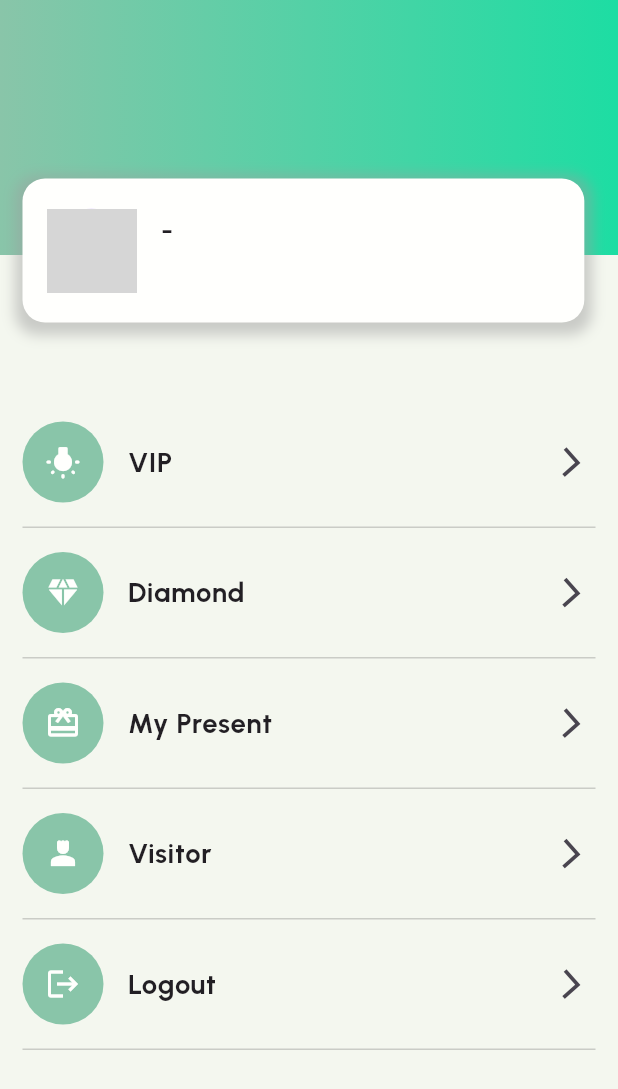
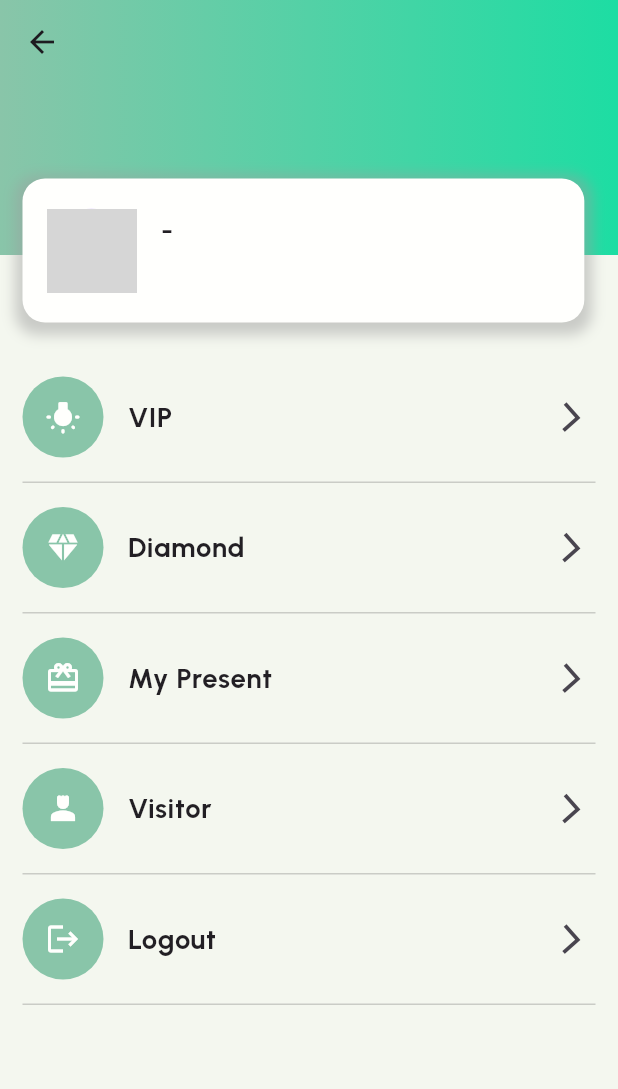
Before and after one commit to Jemin85/video_calling, a Flutter app: the ProfileScreen screen opened by its route, on a phone screen of 412 x 824 dp. Shown: the top 1089 px of the screen. Run offline on Flutter 3.47's test engine with Material 3 defaults, Android fonts, the phone set to English and light mode, and no system bars; our stand-ins replace cloud_firestore, firebase_auth, firebase_core, firebase_messaging, flutter_local_notifications, flutter_screenutil and 6 more; accounts and stored records are empty; network calls fail; grey boxes are pictures that could not be loaded.

Commit message:
12-06-2024 changes

```diff
--- a/lib/screen/home_screen/main_home.dart
+++ b/lib/screen/home_screen/main_home.dart
@@ -18,7 +18,8 @@ class _MainHomeScreenState extends State<MainHomeScreen> {
   @override
   Widget build(BuildContext context) {
     return Scaffold(
-      appBar: AppBar(),
+      backgroundColor: yellowOpacity,
+
       body: Container(
         padding: const EdgeInsets.all(20),
         child: Column(
--- a/lib/screen/profile/profile_screen.dart
+++ b/lib/screen/profile/profile_screen.dart
@@ -19,6 +19,11 @@ class _ProfileScreenState extends State<ProfileScreen> {
   Widget build(BuildContext context) {
     return Scaffold(
       backgroundColor: yellowOpacity,
+      extendBodyBehindAppBar: true,
+      appBar: AppBar(
+        backgroundColor: Colors.transparent,
+        surfaceTintColor: Colors.transparent,
+      ),
       body: Column(
         children: [
           SizedBox(
@@ -83,7 +88,7 @@ class _ProfileScreenState extends State<ProfileScreen> {
               ],
             ),
           ),
-          const SizedBox(height: 80),
+          const SizedBox(height: 50),
           Expanded(
             child: SingleChildScrollView(
               padding: const EdgeInsets.all(15),
```
Also changed, not shown: lib/screen/visitor/visitor_screen.dart (+49 -1 lines).
